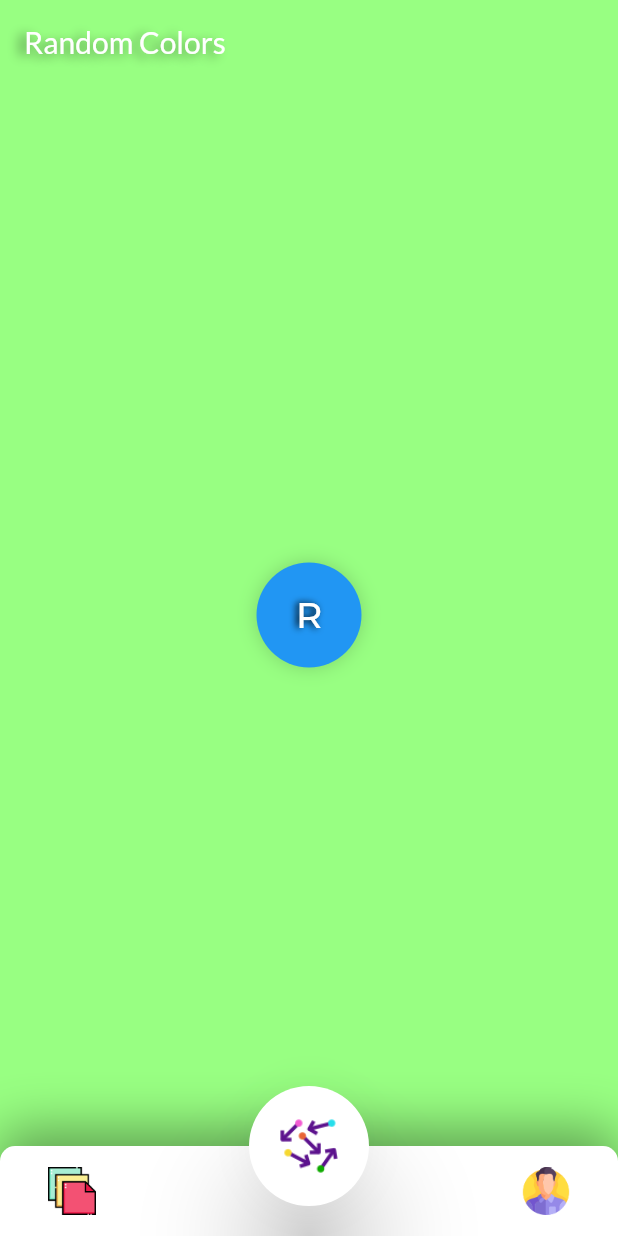
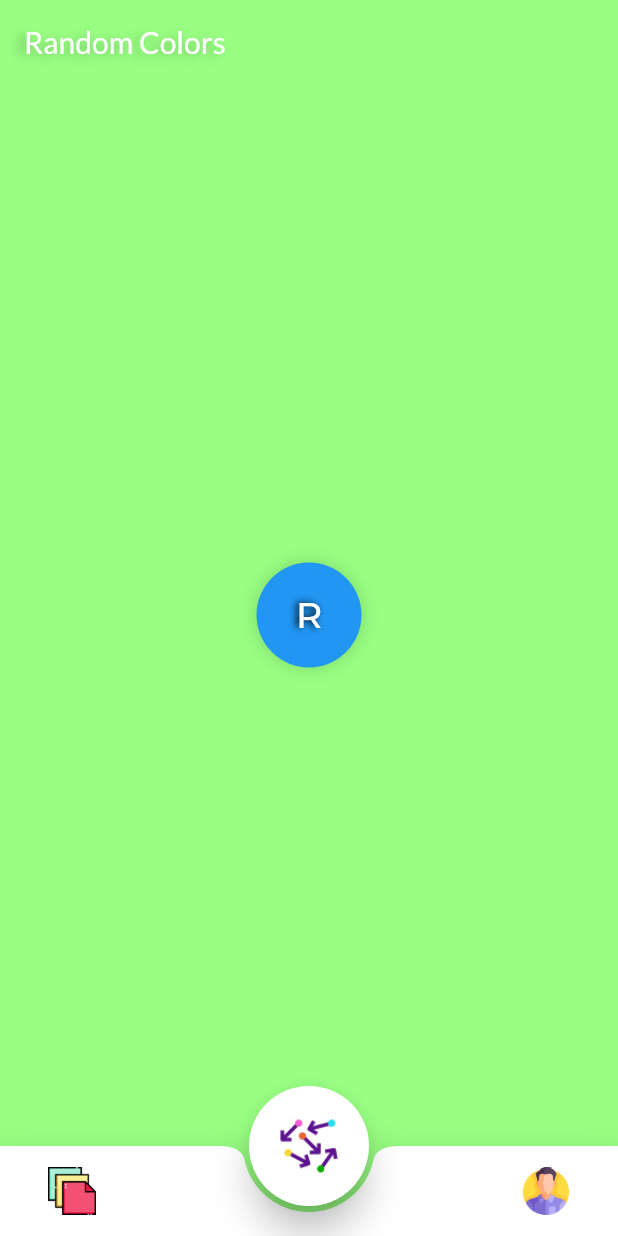
Before and after one commit to xmanelsantos/random_colors, a Flutter app: the screen it shows after launch, on a phone screen of 412 x 824 dp. Run offline on Flutter 3.47's test engine with Material 2 defaults, Android fonts, the phone set to English and light mode, and no system bars; our stand-ins replace google_fonts.

Commit message:
new navbar

```diff
--- a/lib/screens/home/components/random_bottom_nav_bar.dart
+++ b/lib/screens/home/components/random_bottom_nav_bar.dart
@@ -4,24 +4,16 @@ import 'package:random_colors/constants.dart';
 class RandomBottomNavBar extends StatelessWidget {
   @override
   Widget build(BuildContext context) {
-    return Container(
+    return BottomAppBar(
+      shape: const CircularNotchedRectangle(),
+      color: Colors.white,
+      elevation: 15,
+      child: Container(
         padding: const EdgeInsets.only(
           left: kDefaultPadding * 3,
           right: kDefaultPadding * 3,
         ),
         height: 60,
-      decoration: const BoxDecoration(
-        color: Colors.white,
-        borderRadius: BorderRadius.only(
-            topLeft: Radius.circular(10), topRight: Radius.circular(10)),
-        boxShadow: [
-          BoxShadow(
-            offset: Offset(0, -10),
-            color: Colors.black38,
-            blurRadius: 30,
-          ),
-        ],
-      ),
         child: Row(
           mainAxisAlignment: MainAxisAlignment.spaceBetween,
           children: [
@@ -32,8 +24,9 @@ class RandomBottomNavBar extends StatelessWidget {
             IconButton(
               icon: Image.asset('assets/icons/004-man.png'),
               onPressed: () {},
-          )
+            ),
           ],
+        ),
       ),
     );
   }
--- a/lib/screens/home/components/random_floating_button.dart
+++ b/lib/screens/home/components/random_floating_button.dart
@@ -12,7 +12,7 @@ class RandomFloatingButton extends StatelessWidget {
       child: FittedBox(
         child: FloatingActionButton(
           backgroundColor: Colors.white,
-          elevation: 30,
+          elevation: 10,
           onPressed: onpress,
           child: Image.asset(
             'assets/icons/001-random.png',
--- a/lib/screens/home/home_screen.dart
+++ b/lib/screens/home/home_screen.dart
@@ -1,4 +1,5 @@
 import 'package:flutter/material.dart';
+import 'package:flutter/services.dart';
 import 'package:google_fonts/google_fonts.dart';
 import 'package:provider/provider.dart';
 import 'package:random_colors/controller/random_controller.dart';
@@ -15,9 +16,15 @@ class HomeScreen extends StatefulWidget {
 class _HomeScreenState extends State<HomeScreen> {
   @override
   Widget build(BuildContext context) {
+    SystemChrome.setSystemUIOverlayStyle(
+      const SystemUiOverlayStyle(
+          systemNavigationBarColor: Colors.white,
+          systemNavigationBarIconBrightness: Brightness.dark,
+          statusBarIconBrightness: Brightness.light),
+    );
     return Scaffold(
       appBar: AppBar(
-        brightness: Brightness.light,
+        brightness: Brightness.dark,
         title: Text(
           'Random Colors',
           style: GoogleFonts.lato(
@@ -25,7 +32,7 @@ class _HomeScreenState extends State<HomeScreen> {
               Shadow(
                 offset: const Offset(-5, 2),
                 blurRadius: 8,
-                color: Colors.black.withOpacity(0.45),
+                color: Colors.black.withOpacity(0.25),
               ),
             ],
           ),
```
Also changed, not shown: 2 other files. Lines whose indentation alone changed are shown as unchanged.
